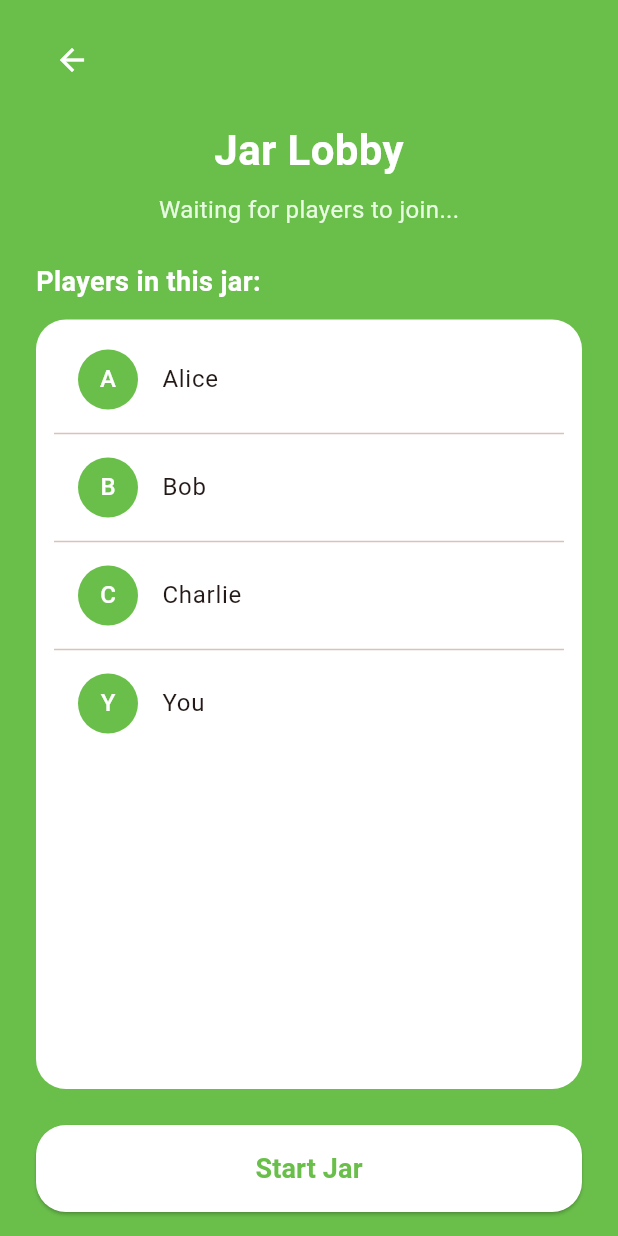
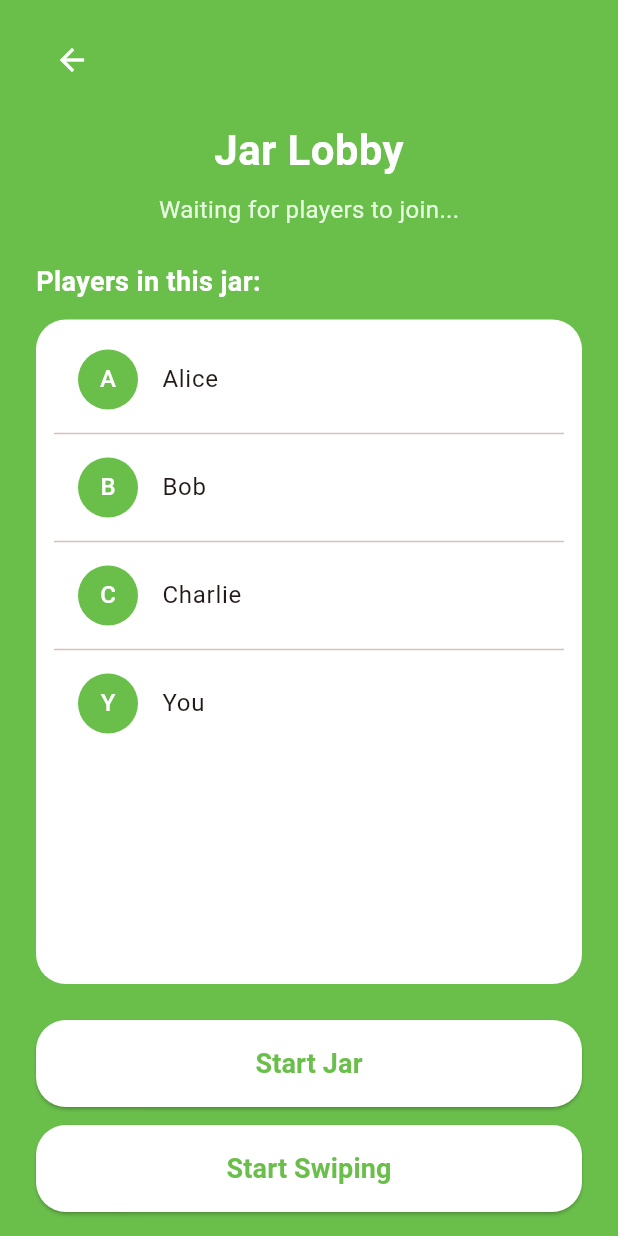
Before and after one commit to ColdBlitz101/picklnairted, a Flutter app: the GroupLobbyScreen screen opened directly, on a phone screen of 412 x 824 dp. Run offline on Flutter 3.47's test engine with Material 3 defaults, Android fonts, the light colour scheme and no system bars; our stand-ins replace card_swiper.

Commit message:
SwipeScreen1.0

```diff
--- a/lib/screens/group_lobby_screen.dart
+++ b/lib/screens/group_lobby_screen.dart
@@ -1,4 +1,5 @@
 import 'package:flutter/material.dart';
+import 'swipe_screen.dart'; // Adjust path as needed
 
 class GroupLobbyScreen extends StatelessWidget {
   const GroupLobbyScreen({Key? key}) : super(key: key);
@@ -84,12 +85,11 @@ class GroupLobbyScreen extends StatelessWidget {
 
               const SizedBox(height: 24),
 
-              // Start button
+              // Start Jar Button
               SizedBox(
                 width: double.infinity,
                 child: ElevatedButton(
                   onPressed: () {
-                    // TODO: Navigate to game screen
                     ScaffoldMessenger.of(context).showSnackBar(
                       const SnackBar(content: Text("Starting jar...")),
                     );
@@ -108,6 +108,33 @@ class GroupLobbyScreen extends StatelessWidget {
                   ),
                 ),
               ),
+
+              const SizedBox(height: 12),
+
+              // Start Swiping Button
+              SizedBox(
+                width: double.infinity,
+                child: ElevatedButton(
+                  onPressed: () {
+                    Navigator.push(
+                      context,
+                      MaterialPageRoute(builder: (context) => const SwipeScreen()),
+                    );
+                  },
+                  style: ElevatedButton.styleFrom(
+                    backgroundColor: Colors.white,
+                    foregroundColor: picklGreen,
+                    padding: const EdgeInsets.symmetric(vertical: 16),
+                    shape: RoundedRectangleBorder(
+                      borderRadius: BorderRadius.circular(20),
+                    ),
+                  ),
+                  child: const Text(
+                    'Start Swiping',
+                    style: TextStyle(fontSize: 18, fontWeight: FontWeight.w600),
+                  ),
+                ),
+              ),
             ],
           ),
         ),
--- a/pubspec.yaml
+++ b/pubspec.yaml
@@ -30,6 +30,9 @@ environment:
 dependencies:
   flutter:
     sdk: flutter
+  card_swiper: ^3.0.1
+
+
 
 
   # The following adds the Cupertino Icons font to your application.
```
Also changed, not shown: lib/screens/swipe_screen.dart (added, +85 -0 lines), pubspec.lock.
